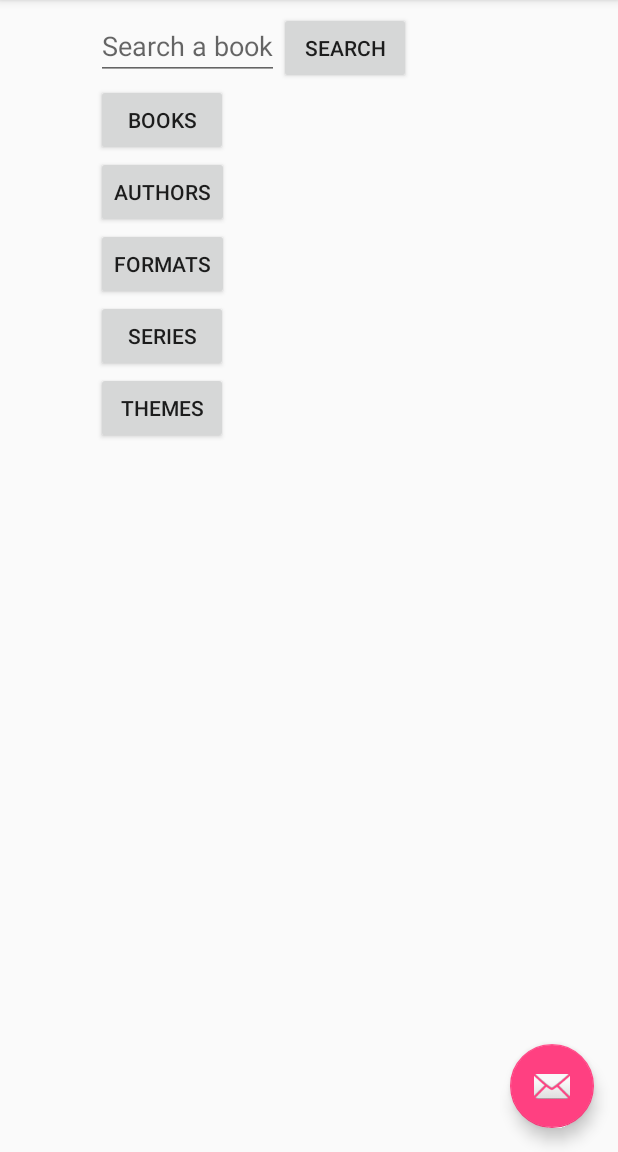
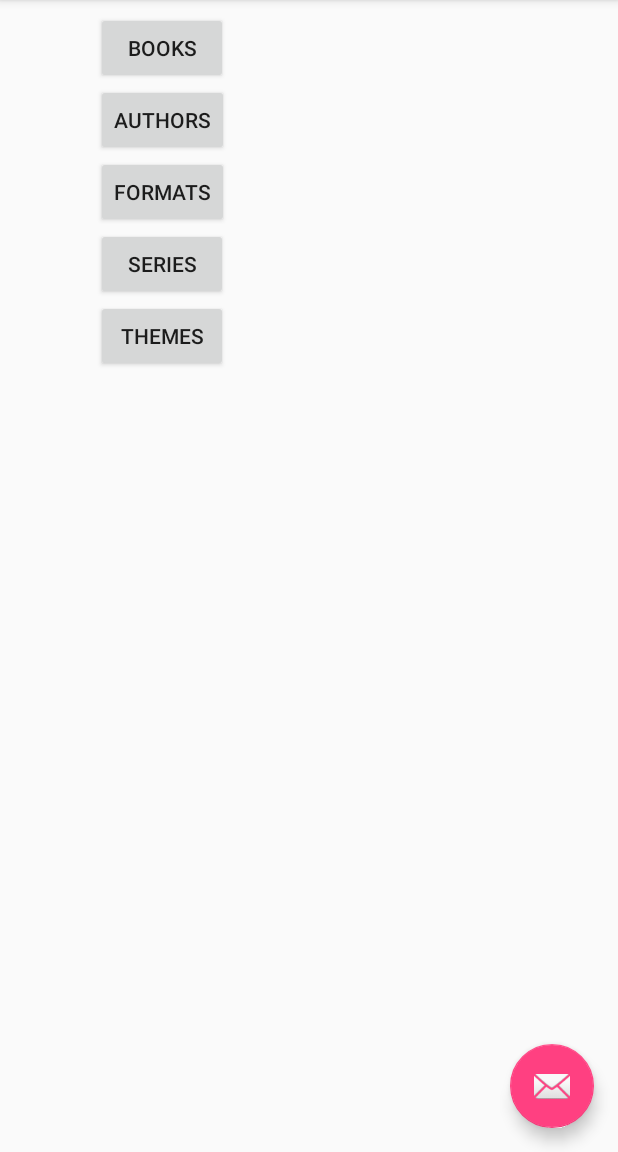
Before and after one commit to FloZone/biblio, an Android app: the screen it shows after launch (MainActivity), on a phone screen of 412 x 824 dp, the part 84-1236 px from its top. Run offline under Robolectric (Android 15) with nearby library versions, the phone set to English and light mode, and no system bars; libraries missing offline, so code that uses them is left out: fr.frodriguez.library; 1 statement that could not run was skipped.

Commit message:
corrections main activity + optimisations save/edit element

```diff
--- a/src/main/res/layout/content_main.xml
+++ b/src/main/res/layout/content_main.xml
@@ -10,29 +10,6 @@
     android:focusableInTouchMode="true"
     android:orientation="vertical"
     >
-
-    <LinearLayout
-        android:layout_width="match_parent"
-        android:layout_height="wrap_content"
-        android:orientation="horizontal">
-
-        <EditText
-            android:id="@+id/textSearch"
-            android:hint="@string/mainTextHintSearch"
-            android:maxLines="1"
-            android:layout_width="wrap_content"
-            android:layout_height="wrap_content"
-            />
-
-        <!-- SEARCH -->
-        <Button
-            android:id="@+id/buttonSearch"
-            android:text="@string/search"
-            android:onClick="buttonSearch"
-            android:layout_width="wrap_content"
-            android:layout_height="wrap_content"
-            />
-    </LinearLayout>
 
     <!-- BOOKS -->
     <Button
```
Also changed, not shown: src/main/java/fr/frodriguez/biblio/MainActivity.java (+7 -13 lines), src/main/java/fr/frodriguez/biblio/generic/SimpleListActivity.java (+90 -61 lines), src/main/java/fr/frodriguez/biblio/generic/SimpleNamedElement.java (+10 -3 lines).
